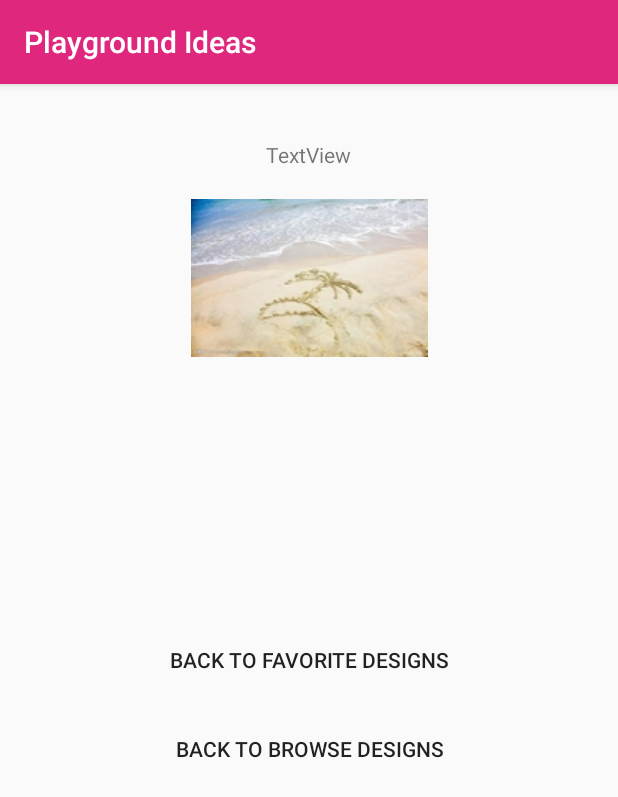
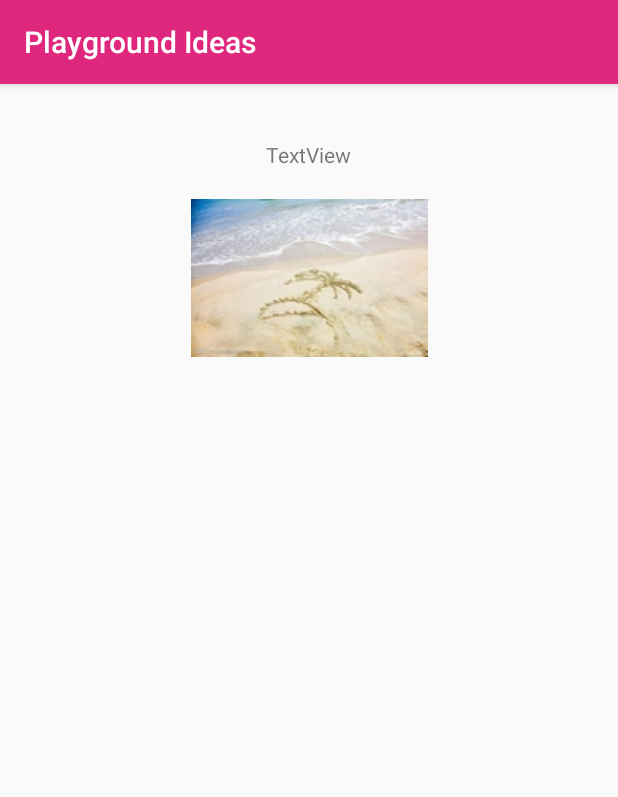
Before and after one commit to jaaasonwu/playgroundideas, an Android app: the DesignDetailsActivity screen opened directly, with no data from a screen before it, on a phone screen of 412 x 824 dp. Shown: the top 797 px of the screen. Run offline under Robolectric (Android 15) with nearby library versions, the phone set to English and light mode, and no system bars; 2 statements that could not run were skipped.

Commit message:
delete back buttons embedded in the design details activity

```diff
--- a/app/src/main/java/com/playgroundideas/playgroundideas/designs/DesignDetailsActivity.java
+++ b/app/src/main/java/com/playgroundideas/playgroundideas/designs/DesignDetailsActivity.java
@@ -21,29 +21,6 @@ public class DesignDetailsActivity extends AppCompatActivity {
         textView.setText(getIntent().getExtras().getString("designName"));
         ImageView imageView = (ImageView) findViewById(R.id.imageDetails);
         imageView.setImageResource(getIntent().getExtras().getInt("designDetail"));
-        Button button = (Button) findViewById(R.id.back_button_favorite_list);
-        Button button1 = (Button) findViewById(R.id.back_button_browse_list);
 
-        button.setOnClickListener(new View.OnClickListener() {
-            @Override
-            public void onClick(View view) {
-                Intent intent = new Intent();
-                intent.setClassName("com.playgroundideas.playgroundideas",
-                        "com.playgroundideas.playgroundideas.MainActivity");
-                intent.putExtra("tabNum", 0);
-                startActivity(intent);
-            }
-        });
-
-        button1.setOnClickListener(new View.OnClickListener() {
-            @Override
-            public void onClick(View view) {
-                Intent intent = new Intent();
-                intent.setClassName("com.playgroundideas.playgroundideas",
-                        "com.playgroundideas.playgroundideas.MainActivity");
-                intent.putExtra("tabNum", 1);
-                startActivity(intent);
-            }
-        });
     }
 }
--- a/app/src/main/res/layout/activity_design_details.xml
+++ b/app/src/main/res/layout/activity_design_details.xml
@@ -21,24 +21,5 @@
         android:layout_below="@+id/imageTitle"
         android:layout_alignParentStart="true" />
 
-    <Button
-        android:id="@+id/back_button_favorite_list"
-        android:layout_width="wrap_content"
-        android:layout_height="wrap_content"
-        android:layout_centerHorizontal="true"
-        android:layout_centerVertical="true"
-        android:text="@string/back_button_favorite_list"
-        android:background="@android:color/transparent"/>
-
-    <Button
-        android:id="@+id/back_button_browse_list"
-        android:layout_width="wrap_content"
-        android:layout_height="wrap_content"
-        android:layout_below="@+id/back_button_favorite_list"
-        android:layout_centerHorizontal="true"
-        android:layout_marginTop="11dp"
-        android:text="@string/back_button_browse_list"
-        android:background="@android:color/transparent"/>
-
 
 </RelativeLayout>
--- a/app/src/main/res/values/strings.xml
+++ b/app/src/main/res/values/strings.xml
@@ -50,8 +50,6 @@
     <string name="permission_rationale">"Contacts permissions are needed for providing email
         completions."
     </string>
-    <string name="back_button_favorite_list">Back to Favorite Designs</string>
-    <string name="back_button_browse_list">Back to Browse Designs</string>
     <string name="project_title">Project Title</string>
     <string name="country">Country</string>
     <string name="start_date">Start Date</string>
```
Also changed, not shown: app/src/main/java/com/playgroundideas/playgroundideas/designs/DesignsFragment.java (+0 -9 lines).
